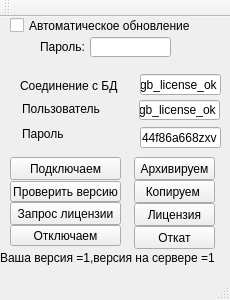
mnemonik79/QT_installer, file mainwindow.ui: the form before one commit.
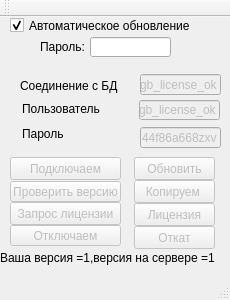
The form after the commit. Icons and pictures are not drawn.

Diff of the .ui file:
```diff
--- a/mainwindow.ui
+++ b/mainwindow.ui
@@ -31,6 +31,9 @@
   </property>
   <widget class="QWidget" name="centralWidget">
    <widget class="QPushButton" name="pushButton">
+    <property name="enabled">
+     <bool>false</bool>
+    </property>
     <property name="geometry">
      <rect>
       <x>10</x>
@@ -44,6 +47,9 @@
     </property>
    </widget>
    <widget class="QLineEdit" name="lineEdit">
+    <property name="enabled">
+     <bool>false</bool>
+    </property>
     <property name="geometry">
      <rect>
       <x>140</x>
@@ -83,6 +89,9 @@
     </property>
    </widget>
    <widget class="QLineEdit" name="lineEdit_2">
+    <property name="enabled">
+     <bool>false</bool>
+    </property>
     <property name="geometry">
      <rect>
       <x>139</x>
@@ -109,6 +118,9 @@
     </property>
    </widget>
    <widget class="QLineEdit" name="lineEdit_3">
+    <property name="enabled">
+     <bool>false</bool>
+    </property>
     <property name="geometry">
      <rect>
       <x>140</x>
@@ -122,6 +134,9 @@
     </property>
    </widget>
    <widget class="QPushButton" name="pushButton_2">
+    <property name="enabled">
+     <bool>false</bool>
+    </property>
     <property name="geometry">
      <rect>
       <x>10</x>
@@ -135,6 +150,9 @@
     </property>
    </widget>
    <widget class="QPushButton" name="pushButton_3">
+    <property name="enabled">
+     <bool>false</bool>
+    </property>
     <property name="geometry">
      <rect>
       <x>10</x>
@@ -161,6 +179,9 @@
     </property>
    </widget>
    <widget class="QPushButton" name="pushButton_4">
+    <property name="enabled">
+     <bool>false</bool>
+    </property>
     <property name="geometry">
      <rect>
       <x>134</x>
@@ -170,10 +191,13 @@
      </rect>
     </property>
     <property name="text">
-     <string>Архивируем</string>
+     <string>Обновить</string>
     </property>
    </widget>
    <widget class="QPushButton" name="pushButton_5">
+    <property name="enabled">
+     <bool>false</bool>
+    </property>
     <property name="geometry">
      <rect>
       <x>134</x>
@@ -187,6 +211,9 @@
     </property>
    </widget>
    <widget class="QPushButton" name="pushButton_6">
+    <property name="enabled">
+     <bool>false</bool>
+    </property>
     <property name="geometry">
      <rect>
       <x>134</x>
@@ -200,6 +227,9 @@
     </property>
    </widget>
    <widget class="QCheckBox" name="checkBox">
+    <property name="enabled">
+     <bool>true</bool>
+    </property>
     <property name="geometry">
      <rect>
       <x>10</x>
@@ -211,8 +241,14 @@
     <property name="text">
      <string>Автоматическое обновление</string>
     </property>
+    <property name="checked">
+     <bool>true</bool>
+    </property>
    </widget>
    <widget class="QPushButton" name="pushButton_7">
+    <property name="enabled">
+     <bool>false</bool>
+    </property>
     <property name="geometry">
      <rect>
       <x>10</x>
@@ -226,6 +262,9 @@
     </property>
    </widget>
    <widget class="QPushButton" name="pushButton_8">
+    <property name="enabled">
+     <bool>false</bool>
+    </property>
     <property name="geometry">
      <rect>
       <x>134</x>
```
Left out of the diff: 2 changed lines with no effect on the pictures.
